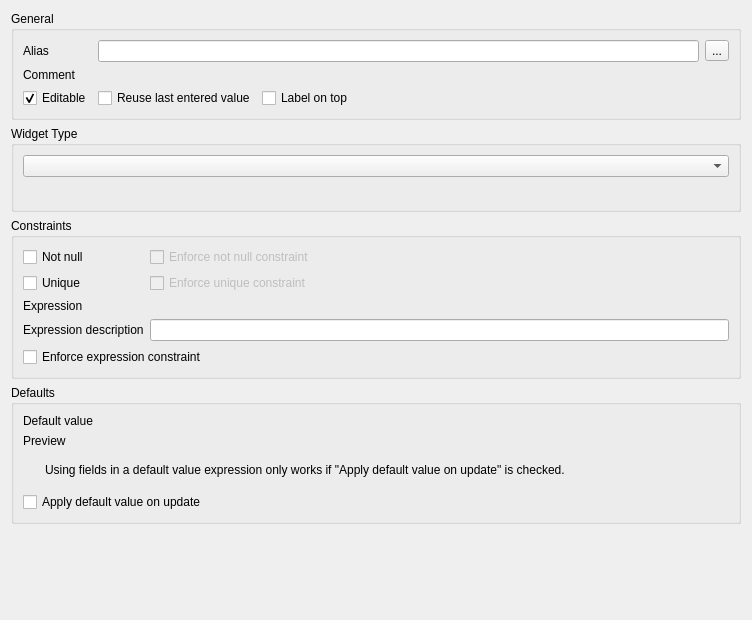
The window that src/ui/attributeformconfig/qgsattributetypeedit.ui (qgis/QGIS) describes before a commit, drawn with Qt 5.
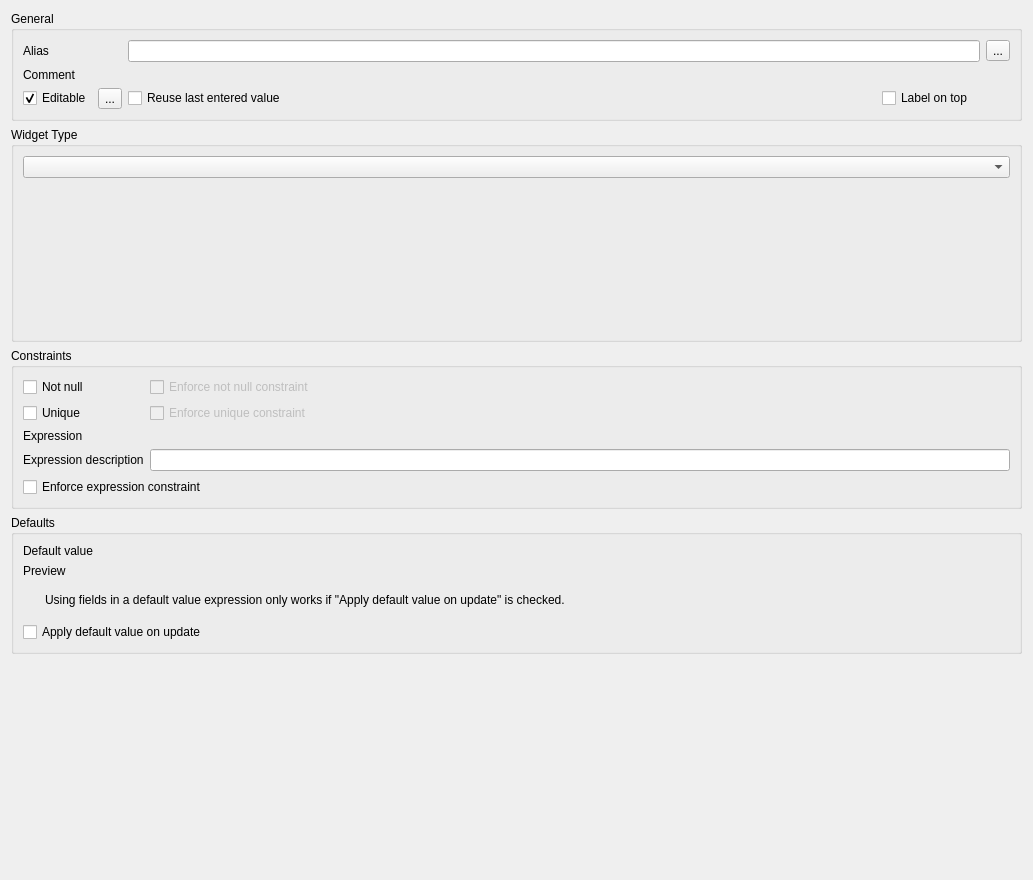
The same window after the commit. Icons and pictures are not drawn. Custom widgets are drawn as their Qt base class.

Commit message: [Feature] Data defined form widget editable state.

```diff
--- a/src/ui/attributeformconfig/qgsattributetypeedit.ui
+++ b/src/ui/attributeformconfig/qgsattributetypeedit.ui
@@ -6,8 +6,8 @@
    <rect>
     <x>0</x>
     <y>0</y>
-    <width>752</width>
-    <height>620</height>
+    <width>1033</width>
+    <height>880</height>
    </rect>
   </property>
   <property name="windowTitle">
@@ -19,28 +19,8 @@
      <property name="title">
       <string>General</string>
      </property>
-     <layout class="QGridLayout" name="gridLayout" rowstretch="0,0,0" columnstretch="0,0,1,0,0">
-      <item row="2" column="1">
-       <widget class="QCheckBox" name="reuseLastValuesCheckBox">
-        <property name="toolTip">
-         <string>If checked, then the most recent value entered for this field will be remembered and reused when creating a new feature.</string>
-        </property>
-        <property name="text">
-         <string>Reuse last entered value</string>
-        </property>
-        <property name="checked">
-         <bool>false</bool>
-        </property>
-       </widget>
-      </item>
-      <item row="1" column="0">
-       <widget class="QLabel" name="label_6">
-        <property name="text">
-         <string>Comment</string>
-        </property>
-       </widget>
-      </item>
-      <item row="2" column="2">
+     <layout class="QGridLayout" name="gridLayout" rowstretch="0,0,0" columnstretch="0,0,1,0,0,0">
+      <item row="2" column="3">
        <widget class="QCheckBox" name="labelOnTopCheckBox">
         <property name="text">
          <string>Label on top</string>
@@ -50,6 +30,23 @@
         </property>
        </widget>
       </item>
+      <item row="1" column="0">
+       <widget class="QLabel" name="label_6">
+        <property name="text">
+         <string>Comment</string>
+        </property>
+       </widget>
+      </item>
+      <item row="1" column="2" colspan="3">
+       <widget class="QLabel" name="laComment">
+        <property name="text">
+         <string/>
+        </property>
+        <property name="wordWrap">
+         <bool>true</bool>
+        </property>
+       </widget>
+      </item>
       <item row="2" column="0">
        <widget class="QCheckBox" name="isFieldEditableCheckBox">
         <property name="text">
@@ -60,6 +57,26 @@
         </property>
        </widget>
       </item>
+      <item row="0" column="5">
+       <widget class="QgsPropertyOverrideButton" name="mAliasExpressionButton">
+        <property name="text">
+         <string>...</string>
+        </property>
+       </widget>
+      </item>
+      <item row="2" column="2">
+       <widget class="QCheckBox" name="reuseLastValuesCheckBox">
+        <property name="toolTip">
+         <string>If checked, then the most recent value entered for this field will be remembered and reused when creating a new feature.</string>
+        </property>
+        <property name="text">
+         <string>Reuse last entered value</string>
+        </property>
+        <property name="checked">
+         <bool>false</bool>
+        </property>
+       </widget>
+      </item>
       <item row="0" column="0">
        <widget class="QLabel" name="label_9">
         <property name="text">
@@ -67,23 +84,13 @@
         </property>
        </widget>
       </item>
-      <item row="0" column="4">
-       <widget class="QgsPropertyOverrideButton" name="mAliasExpressionButton">
-        <property name="text">
-         <string>...</string>
-        </property>
-       </widget>
-      </item>
-      <item row="0" column="1" colspan="3">
+      <item row="0" column="2" colspan="3">
        <widget class="QLineEdit" name="mAlias"/>
       </item>
-      <item row="1" column="1" colspan="3">
-       <widget class="QLabel" name="laComment">
+      <item row="2" column="1">
+       <widget class="QgsPropertyOverrideButton" name="mEditableExpressionButton">
         <property name="text">
-         <string/>
-        </property>
-        <property name="wordWrap">
-         <bool>true</bool>
+         <string>...</string>
         </property>
        </widget>
       </item>
```
Left out of the diff: 1 changed line with no effect on the pictures. The commit also changes 6 other files.
